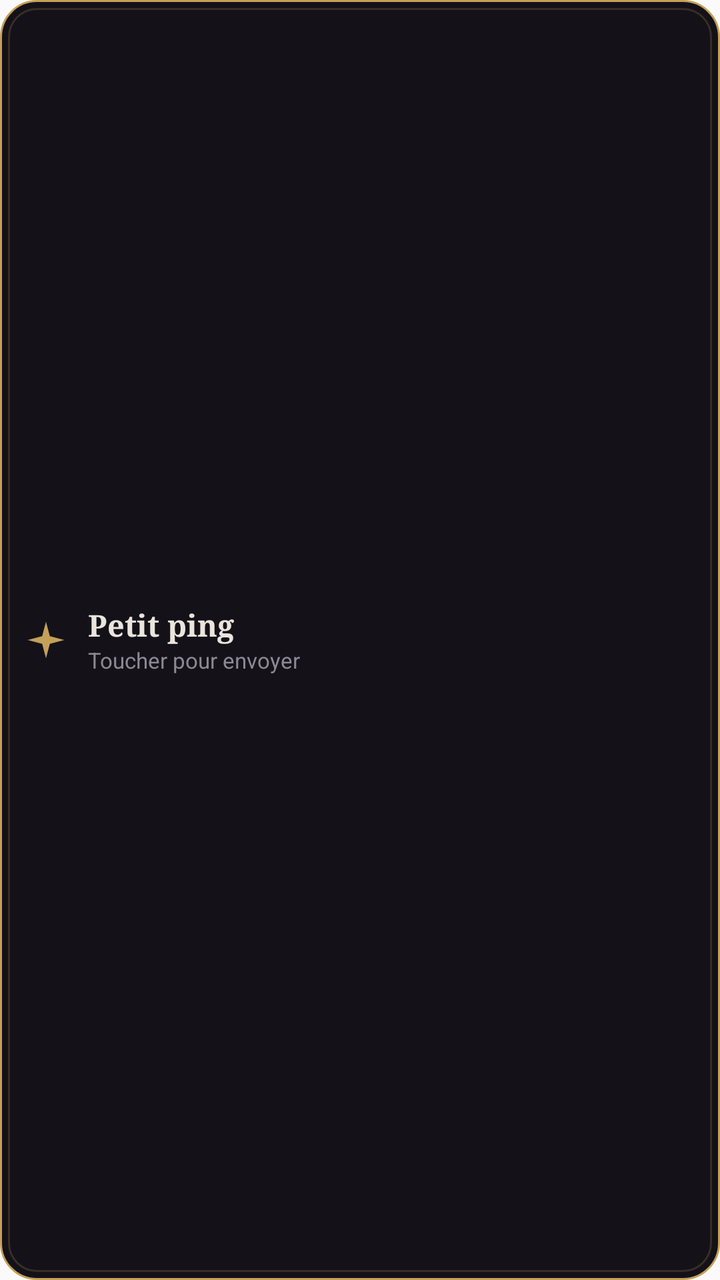
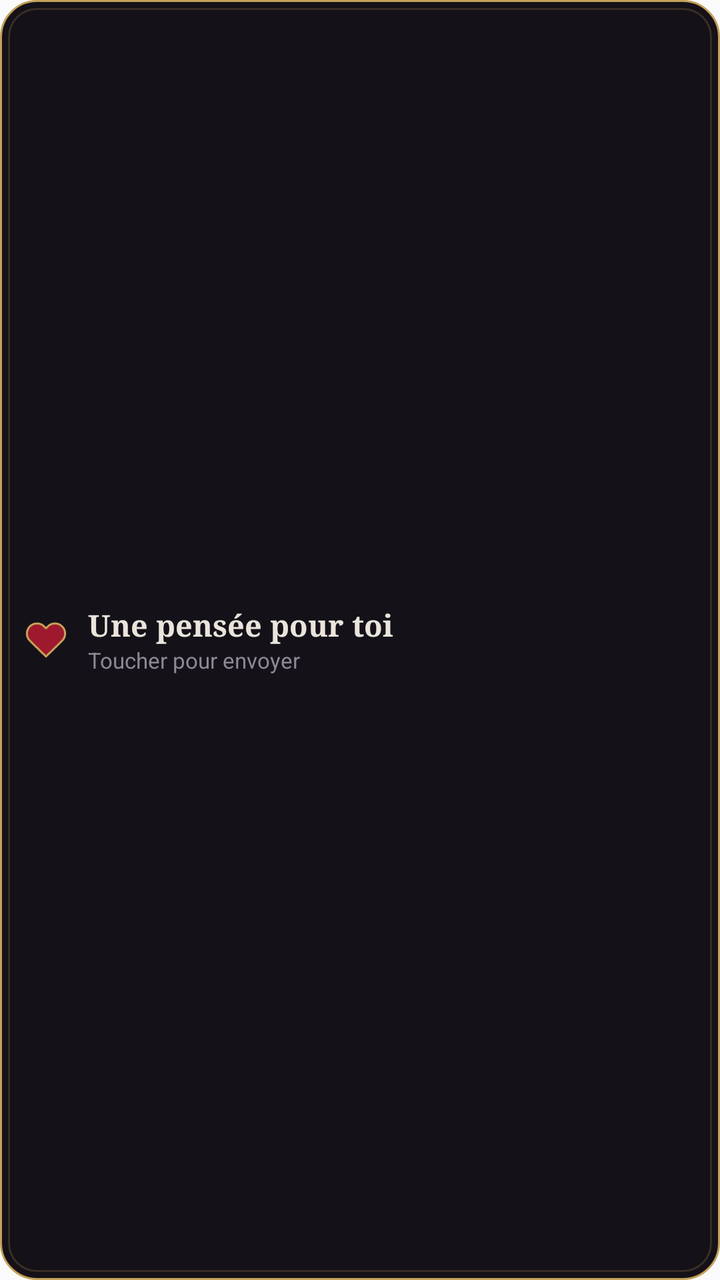

Compare the two renders of this Android layout. The source of the first and the diff that turns it into the second are given below.
<!-- AndroidManifest.xml: application theme AppTheme -->
<!-- res/layout/widget_ping.xml -->
<?xml version="1.0" encoding="utf-8"?>
<LinearLayout xmlns:android="http://schemas.android.com/apk/res/android"
    android:id="@+id/widget_root"
    android:layout_width="match_parent"
    android:layout_height="match_parent"
    android:background="@drawable/widget_ping_bg"
    android:gravity="center_vertical"
    android:orientation="horizontal"
    android:padding="12dp">

    <ImageView
        android:id="@+id/widget_icon"
        android:layout_width="22dp"
        android:layout_height="22dp"
        android:contentDescription="@null"
        android:src="@drawable/widget_spark" />

    <LinearLayout
        android:layout_width="0dp"
        android:layout_height="wrap_content"
        android:layout_marginStart="10dp"
        android:layout_weight="1"
        android:orientation="vertical">

        <TextView
            android:id="@+id/widget_title"
            android:layout_width="match_parent"
            android:layout_height="wrap_content"
            android:fontFamily="serif"
            android:maxLines="1"
            android:text="@string/widget_ping_title"
            android:textColor="#EAE4DC"
            android:textSize="15sp"
            android:textStyle="bold" />

        <TextView
            android:id="@+id/widget_subtitle"
            android:layout_width="match_parent"
            android:layout_height="wrap_content"
            android:ellipsize="end"
            android:maxLines="1"
            android:text="@string/widget_ping_hint"
            android:textColor="#8E8894"
            android:textSize="11sp" />
    </LinearLayout>
</LinearLayout>
<!-- resources referenced by this layout -->
<resources>
  <!-- drawable widget_ping_bg (drawable) -->
  <?xml version="1.0" encoding="utf-8"?>
  <layer-list xmlns:android="http://schemas.android.com/apk/res/android">
      <item>
          <shape android:shape="rectangle">
              <solid android:color="#141218" />
              <corners android:radius="18dp" />
              <stroke
                  android:width="1dp"
                  android:color="#C5A059" />
          </shape>
      </item>
      <item
          android:left="4dp"
          android:top="4dp"
          android:right="4dp"
          android:bottom="4dp">
          <shape android:shape="rectangle">
              <solid android:color="#00000000" />
              <corners android:radius="14dp" />
              <stroke
                  android:width="1dp"
                  android:color="#33C5A059" />
          </shape>
      </item>
  </layer-list>
  <!-- drawable widget_spark (drawable) -->
  <?xml version="1.0" encoding="utf-8"?>
  <vector xmlns:android="http://schemas.android.com/apk/res/android"
      android:width="24dp"
      android:height="24dp"
      android:viewportWidth="24"
      android:viewportHeight="24">
      <path
          android:fillColor="#C5A059"
          android:pathData="M12,2 L14.1,9.9 L22,12 L14.1,14.1 L12,22 L9.9,14.1 L2,12 L9.9,9.9 Z" />
  </vector>
  <string name="widget_ping_hint">Toucher pour envoyer</string>
  <string name="widget_ping_title">Petit ping</string>
  <style name="AppTheme" parent="Theme.AppCompat.Light.DarkActionBar">
          
          <item name="colorPrimary">@color/colorPrimary</item>
          <item name="colorPrimaryDark">@color/colorPrimaryDark</item>
          <item name="colorAccent">@color/colorAccent</item>
      </style>
</resources>

<!-- the commit's change to res/layout/widget_ping.xml (unified diff, before → after) -->
@@ -13,7 +13,7 @@
         android:layout_width="22dp"
         android:layout_height="22dp"
         android:contentDescription="@null"
-        android:src="@drawable/widget_spark" />
+        android:src="@drawable/widget_heart" />
 
     <LinearLayout
         android:layout_width="0dp"
@@ -28,7 +28,7 @@
             android:layout_height="wrap_content"
             android:fontFamily="serif"
             android:maxLines="1"
-            android:text="@string/widget_ping_title"
+            android:text="@string/widget_ping_message"
             android:textColor="#EAE4DC"
             android:textSize="15sp"
             android:textStyle="bold" />
<!-- resource entries referenced after the edit -->
@@ -1,5 +1,19 @@
 <!-- resources referenced by this layout -->
 <resources>
+  <!-- drawable widget_heart (drawable) -->
+  <?xml version="1.0" encoding="utf-8"?>
+  <vector xmlns:android="http://schemas.android.com/apk/res/android"
+      android:width="24dp"
+      android:height="24dp"
+      android:viewportWidth="24"
+      android:viewportHeight="24">
+      <path
+          android:fillColor="#9E192D"
+          android:strokeColor="#C5A059"
+          android:strokeWidth="1.1"
+          android:strokeLineJoin="round"
+          android:pathData="M20.8,4.6a5.5,5.5 0,0 0,-7.8 0L12,5.6l-1,-1a5.5,5.5 0,0 0,-7.8 7.8l1,1L12,21l7.8,-7.6 1,-1a5.5,5.5 0,0 0,0 -7.8Z" />
+  </vector>
   <!-- drawable widget_ping_bg (drawable) -->
   <?xml version="1.0" encoding="utf-8"?>
   <layer-list xmlns:android="http://schemas.android.com/apk/res/android">
@@ -26,19 +40,8 @@
           </shape>
       </item>
   </layer-list>
-  <!-- drawable widget_spark (drawable) -->
-  <?xml version="1.0" encoding="utf-8"?>
-  <vector xmlns:android="http://schemas.android.com/apk/res/android"
-      android:width="24dp"
-      android:height="24dp"
-      android:viewportWidth="24"
-      android:viewportHeight="24">
-      <path
-          android:fillColor="#C5A059"
-          android:pathData="M12,2 L14.1,9.9 L22,12 L14.1,14.1 L12,22 L9.9,14.1 L2,12 L9.9,9.9 Z" />
-  </vector>
   <string name="widget_ping_hint">Toucher pour envoyer</string>
-  <string name="widget_ping_title">Petit ping</string>
+  <string name="widget_ping_message">Une pensée pour toi</string>
   <style name="AppTheme" parent="Theme.AppCompat.Light.DarkActionBar">
           
           <item name="colorPrimary">@color/colorPrimary</item>
